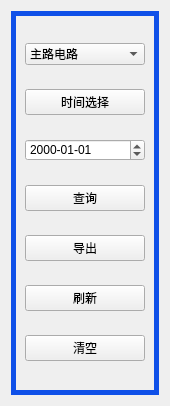
Above: BusBar-Qt/logs/logcom/logbtnbar.ui from luozhiyong131/BusBar before the change. Below: the same form after it.
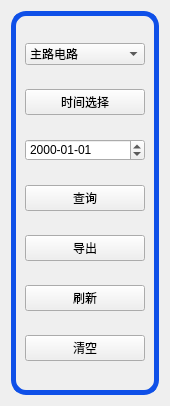
That is the form after the change.

```diff
--- a/BusBar-Qt/logs/logcom/logbtnbar.ui
+++ b/BusBar-Qt/logs/logcom/logbtnbar.ui
@@ -19,6 +19,7 @@
      <property name="styleSheet">
       <string notr="true">QGroupBox{
 border:5px solid rgb(15,80,232);
+border-radius:15px
 }</string>
      </property>
      <property name="title">
```
